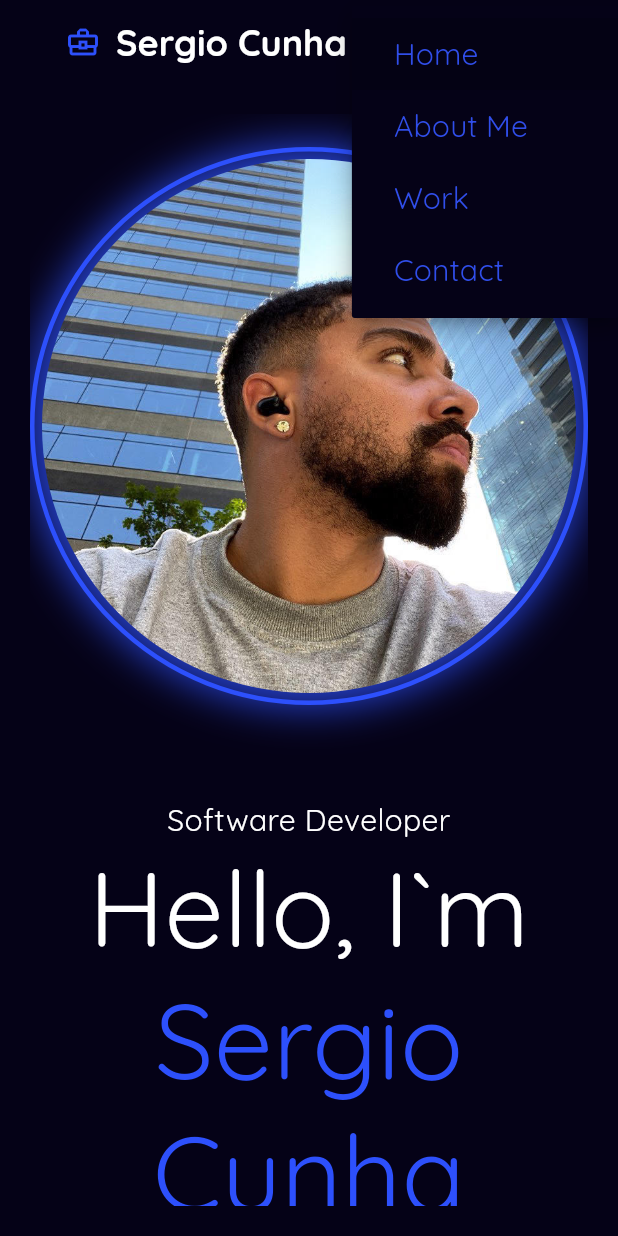
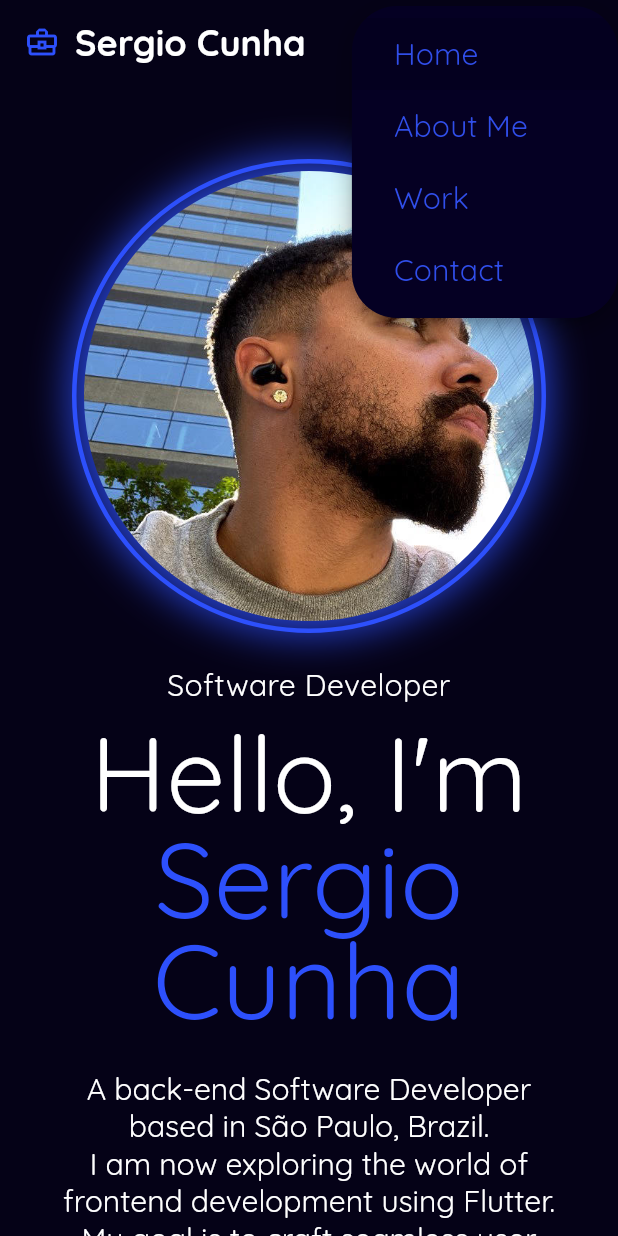
Before and after one commit to zergiocunha/zergiocunha_net, a Flutter app: the screen it shows after launch, after a tap on the "menu" icon, on a phone screen of 412 x 824 dp. Run offline on Flutter 3.47's test engine with Material 3 defaults, Android fonts, the phone set to English and light mode, and no system bars; our stand-ins replace eva_icons_flutter, google_fonts; missing offline and left inert: universal_html; generated files the repository leaves out were written again.

Commit message:
Ajustando layout e criando novos widgets

```diff
--- a/lib/layers/presentation/home/home_page.dart
+++ b/lib/layers/presentation/home/home_page.dart
@@ -17,24 +17,23 @@ class HomePage extends StatelessWidget {
       builder: (context, constraints) {
         bool isWideScreen = constraints.maxWidth >= 900;
         return Scaffold(
+          extendBodyBehindAppBar: true,
           backgroundColor: AppColors.pastelDarkBlue,
           body: isWideScreen
               ? Padding(
                   padding: const EdgeInsets.only(
-                    left: 10,
-                    right: 10,
                     bottom: 20,
                   ),
-                  child: WideScreenLayout(isWideScreen: isWideScreen),
+                  child: Center(
+                    child: ConstrainedBox(
+                      constraints: const BoxConstraints(maxWidth: 1350),
+                      child: WideScreenLayout(
+                        isWideScreen: isWideScreen,
+                      ),
+                    ),
+                  ),
                 )
-              : Padding(
-                  padding: const EdgeInsets.only(
-                    left: 20,
-                    right: 20,
-                    bottom: 20,
-                  ),
-                  child: MobileLayout(isWideScreen: isWideScreen),
-                ),
+              : MobileLayout(isWideScreen: isWideScreen),
         );
       },
     );
--- a/lib/layers/presentation/home/layouts/mobile_layout.dart
+++ b/lib/layers/presentation/home/layouts/mobile_layout.dart
@@ -23,15 +23,22 @@ class MobileLayout extends StatelessWidget {
           ),
         ];
       },
-      body: Padding(
-        padding: const EdgeInsets.only(top: 20.0),
-        child: ListView(
-          children: [
-            const GlowingAvatar(
-              radius: 200,
+      body: ListView(
+        children: [
+          const SizedBox(
+            height: 50,
+          ),
+          const GlowingAvatar(
+            radius: 150,
+          ),
+          const SizedBox(height: 20),
+          Padding(
+            padding: const EdgeInsets.only(
+              left: 30,
+              right: 30,
+              bottom: 20,
             ),
-            const SizedBox(height: 40),
-            Column(
+            child: Column(
               mainAxisAlignment: MainAxisAlignment.center,
               crossAxisAlignment: CrossAxisAlignment.center,
               children: [
@@ -43,12 +50,14 @@ class MobileLayout extends StatelessWidget {
                 RichText(
                   textAlign: TextAlign.center,
                   text: TextSpan(
-                    text: "Hello, I`m\n",
+                    text: "Hello, I'm\n",
                     style: AppTextStyles.bodyText1,
                     children: [
                       TextSpan(
                         text: "Sergio Cunha",
-                        style: AppTextStyles.bodyText1blue,
+                        style: AppTextStyles.bodyText1blue.copyWith(
+                          height: 0.95,
+                        ),
                       ),
                     ],
                   ),
@@ -73,11 +82,13 @@ class MobileLayout extends StatelessWidget {
                 const SizedBox(
                   height: 30,
                 ),
-                const SocialMediaButtonsRow(),
+                SocialMediaButtonsRow(
+                  isWidescreen: isWideScreen,
+                ),
               ],
             ),
-          ],
-        ),
+          ),
+        ],
       ),
     );
   }
--- a/lib/layers/presentation/home/widgets/social_media_buttons_row.dart
+++ b/lib/layers/presentation/home/widgets/social_media_buttons_row.dart
@@ -7,8 +7,10 @@ import '../../app_colors.dart';
 import '../../app_text_styles.dart';
 
 class SocialMediaButtonsRow extends StatelessWidget {
+  final bool isWidescreen;
   const SocialMediaButtonsRow({
     super.key,
+    required this.isWidescreen,
   });
 
   void _launchURL(String url) async {
@@ -21,14 +23,18 @@ class SocialMediaButtonsRow extends StatelessWidget {
 
   @override
   Widget build(BuildContext context) {
+    return LayoutBuilder(
+      builder: (context, constraints) {
         return SizedBox(
-      width: 350,
-      child: Row(
+          width: constraints.maxWidth * 0.9,
+          child: Wrap(
+            alignment:
+                isWidescreen ? WrapAlignment.start : WrapAlignment.center,
+            spacing: 20,
+            runSpacing: 10,
             children: [
               InkWell(
-            borderRadius: const BorderRadius.all(
-              Radius.circular(60),
-            ),
+                borderRadius: const BorderRadius.all(Radius.circular(60)),
                 onTap: () {
                   downloadPdfWeb();
                 },
@@ -38,88 +44,65 @@ class SocialMediaButtonsRow extends StatelessWidget {
                   decoration: const BoxDecoration(
                     color: Colors.transparent,
                     border: Border.fromBorderSide(
-                  BorderSide(
-                    width: 2,
-                    color: AppColors.blue,
+                      BorderSide(width: 2, color: AppColors.blue),
                     ),
+                    borderRadius: BorderRadius.all(Radius.circular(60)),
                   ),
-                borderRadius: BorderRadius.all(
-                  Radius.circular(60),
-                ),
-              ),
-              child: Padding(
                   padding: const EdgeInsets.all(10.0),
                   child: Text(
                     "DOWNLOAD CV",
                     style: AppTextStyles.bodyText2Blue,
+                    textAlign: TextAlign.center,
                   ),
                 ),
               ),
-          ),
-          const SizedBox(width: 20),
               InkWell(
                 onTap: () {
-              _launchURL('https://www.linkedin.com/in/sergio-cunha-2171a6103/');
+                  _launchURL(
+                      'https://www.linkedin.com/in/sergio-cunha-2171a6103/');
                 },
-            borderRadius: const BorderRadius.all(
-              Radius.circular(60),
-            ),
+                borderRadius: const BorderRadius.all(Radius.circular(60)),
                 splashColor: AppColors.blue.withOpacity(0.3),
                 highlightColor: AppColors.blue.withOpacity(0.3),
                 child: Container(
                   decoration: const BoxDecoration(
                     border: Border.fromBorderSide(
-                  BorderSide(
-                    width: 2,
-                    color: AppColors.blue,
+                      BorderSide(width: 2, color: AppColors.blue),
                     ),
+                    borderRadius: BorderRadius.all(Radius.circular(60)),
                   ),
-                borderRadius: BorderRadius.all(
-                  Radius.circular(60),
-                ),
-              ),
-              child: const Padding(
-                padding: EdgeInsets.all(10.0),
-                child: Icon(
+                  padding: const EdgeInsets.all(10.0),
+                  child: const Icon(
                     EvaIcons.linkedinOutline,
                     color: AppColors.blue,
                   ),
                 ),
               ),
-          ),
-          const SizedBox(width: 20),
               InkWell(
                 onTap: () {
                   _launchURL('https://github.com/zergiocunha');
                 },
-            borderRadius: const BorderRadius.all(
-              Radius.circular(60),
-            ),
+                borderRadius: const BorderRadius.all(Radius.circular(60)),
                 splashColor: AppColors.blue.withOpacity(0.3),
                 highlightColor: AppColors.blue.withOpacity(0.3),
                 child: Container(
                   decoration: const BoxDecoration(
                     border: Border.fromBorderSide(
-                  BorderSide(
-                    width: 2,
-                    color: AppColors.blue,
+                      BorderSide(width: 2, color: AppColors.blue),
                     ),
+                    borderRadius: BorderRadius.all(Radius.circular(60)),
                   ),
-                borderRadius: BorderRadius.all(
-                  Radius.circular(60),
-                ),
-              ),
-              child: const Padding(
-                padding: EdgeInsets.all(10.0),
-                child: Icon(
+                  padding: const EdgeInsets.all(10.0),
+                  child: const Icon(
                     EvaIcons.githubOutline,
                     color: AppColors.blue,
-                ),
                   ),
                 ),
               ),
             ],
           ),
         );
+      },
+    );
   }
 }
```
Also changed, not shown: lib/layers/presentation/home/layouts/widescreen_layout.dart (+13 -23 lines), lib/layers/presentation/widgets/custom_alert_dialog.dart (added, +45 -0 lines), lib/layers/presentation/widgets/custom_app_bar.dart (+125 -25 lines), lib/layers/presentation/widgets/custom_icon_button.dart (added, +45 -0 lines). Lines whose indentation alone changed are shown as unchanged.
